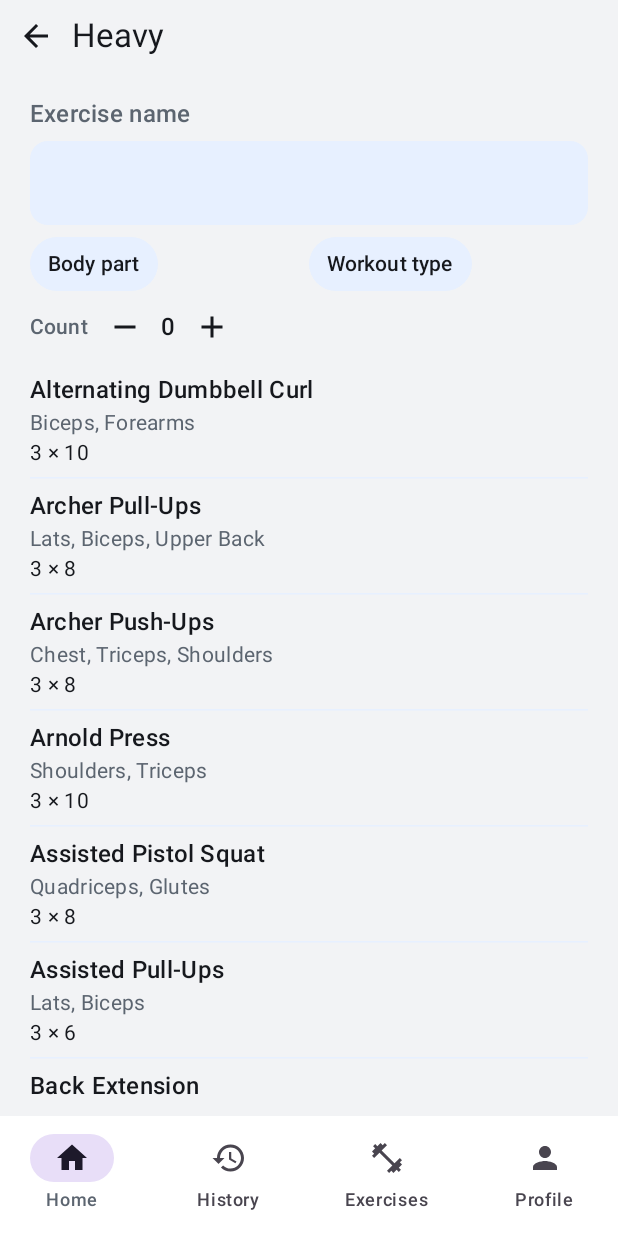
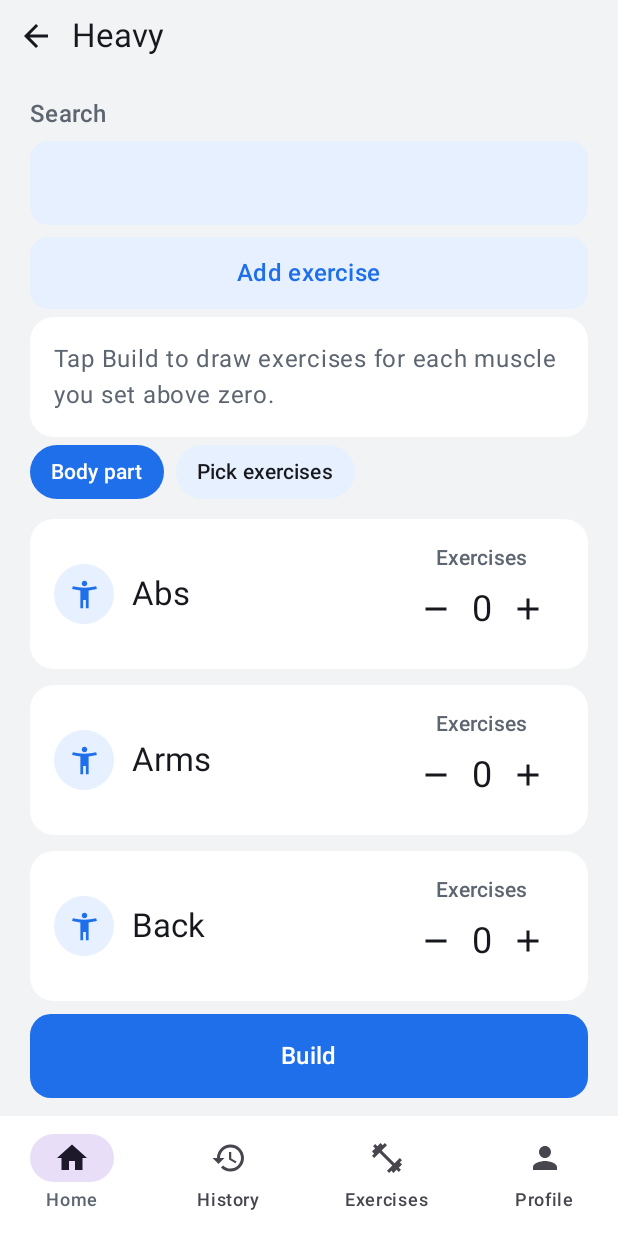
Before and after one commit to Vatsyahub/Workout, an Android app built with Jetpack Compose: the screen it shows after launch (MainActivity), after a tap on "Heavy", on a phone screen of 412 x 824 dp. Run offline under Robolectric (Android 15) with nearby library versions, the phone set to English and light mode, and no system bars; our stand-ins replace Room's generated code; 3 statements that could not run were skipped.

Commit message:
Restore body-part counts, Workout type, and Pick exercises.
Version 1.21 (versionCode 22). Search stays as an extra field on Build and Exercises, and Add exercise is a visible button on the list and Plan edit.

Co-authored-by: Vatsyahub <Vatsyahub@users.noreply.github.com>

```diff
--- a/app/build.gradle.kts
+++ b/app/build.gradle.kts
@@ -14,8 +14,8 @@ android {
         applicationId = "com.vatsyahub.workout"
         minSdk = 26
         targetSdk = 35
-        versionCode = 21
-        versionName = "1.20"
+        versionCode = 22
+        versionName = "1.21"
         testInstrumentationRunner = "androidx.test.runner.AndroidJUnitRunner"
     }
 
--- a/app/src/main/java/com/vatsyahub/workout/ui/HomeScreens.kt
+++ b/app/src/main/java/com/vatsyahub/workout/ui/HomeScreens.kt
@@ -17,7 +17,6 @@ import androidx.compose.foundation.layout.fillMaxWidth
 import androidx.compose.foundation.layout.padding
 import androidx.compose.foundation.layout.size
 import androidx.compose.foundation.rememberScrollState
-import androidx.compose.foundation.verticalScroll
 import androidx.compose.foundation.lazy.LazyColumn
 import androidx.compose.foundation.lazy.items
 import androidx.compose.foundation.shape.CircleShape
@@ -41,6 +40,7 @@ import androidx.compose.material3.IconButton
 import androidx.compose.material3.MaterialTheme
 import androidx.compose.material3.Text
 import androidx.compose.runtime.Composable
+import androidx.compose.runtime.LaunchedEffect
 import androidx.compose.runtime.collectAsState
 import androidx.compose.runtime.getValue
 import androidx.compose.runtime.key
@@ -64,9 +64,11 @@ import androidx.compose.ui.unit.Dp
 import androidx.compose.ui.unit.dp
 import com.vatsyahub.workout.data.Exercise
 import com.vatsyahub.workout.data.localDay
+import com.vatsyahub.workout.data.pool
 import com.vatsyahub.workout.data.strengthLibrary
 import com.vatsyahub.workout.data.summary
 import com.vatsyahub.workout.data.typesOf
+import com.vatsyahub.workout.domain.PickCandidate
 import com.vatsyahub.workout.domain.PlanBody
 import com.vatsyahub.workout.domain.SearchExercise
 import com.vatsyahub.workout.domain.SearchFilters
@@ -74,6 +76,7 @@ import com.vatsyahub.workout.domain.SetLoad
 import com.vatsyahub.workout.domain.classifyPickedKind
 import com.vatsyahub.workout.domain.decodePlan
 import com.vatsyahub.workout.domain.filterExercises
+import com.vatsyahub.workout.domain.matchExercises
 import com.vatsyahub.workout.domain.planDetail
 import com.vatsyahub.workout.domain.planTitle
 import com.vatsyahub.workout.domain.formatSets
@@ -281,10 +284,9 @@ fun LogTypeScreen(model: AppModel) {
 fun BuildScreen(model: AppModel) {
     val snap by model.snap.collectAsState()
     val build = model.build
-    var query by remember { mutableStateOf("") }
     val library = snap.strengthLibrary()
     if (library.isEmpty()) {
-        ActionPage("Add exercise", { model.tab(Screen.Exercises) }) {
+        ActionPage("Add exercise", { model.open(Screen.AddExercise) }) {
             Panel {
                 Text("Add exercises before a workout can be drawn.")
                 Text(
@@ -296,70 +298,92 @@ fun BuildScreen(model: AppModel) {
         }
         return
     }
-    val partNames = library.flatMap { musclesOf(it.bodyPart) }
-        .map { it.trim() }
-        .filter { it.isNotEmpty() }
-        .distinctBy { it.lowercase() }
-        .sortedBy { it.lowercase() }
-    val typeNames = library.flatMap { exercise -> snap.typesOf(exercise.id).map { it.name } }
-        .map { it.trim() }
-        .filter { it.isNotEmpty() }
-        .distinctBy { it.lowercase() }
-        .sortedBy { it.lowercase() }
-    val results = filterExercises(
-        library.map { exercise ->
-            SearchExercise(
-                exercise.id,
-                exercise.name,
-                exercise.bodyPart,
-                snap.typesOf(exercise.id).map { it.name },
-            )
-        },
-        SearchFilters(query, build.bodyPart, build.workoutType),
-    )
+    LaunchedEffect(build.mode) {
+        if (build.mode != "PART" && build.mode != "TYPE" && build.mode != "PICK") {
+            model.setBuildMode("PART")
+        }
+    }
+    val picking = build.mode == "PICK"
+    val byType = build.mode == "TYPE"
+    val pool = snap.pool(build.kind)
+    var query by remember { mutableStateOf("") }
+    val matches = matchExercises(library.map { PickCandidate(it.id, it.name, it.usage) }, query)
     val pickedKind = classifyPickedKind(
         build.picks.map { line -> snap.exercises.find { it.id == line.exerciseId }?.usage.orEmpty() },
         build.kind,
     )
-    val canStart = build.picks.isNotEmpty()
-    val canDraw = build.drawCount > 0
-    Column(
-        Modifier
-            .fillMaxSize()
-            .background(MaterialTheme.colorScheme.background),
+    ActionPage(
+        if (picking) "Save and start workout" else "Build",
+        {
+            if (picking) {
+                if (build.picks.isEmpty()) return@ActionPage
+                model.openPicked()
+            } else {
+                val total = build.parts.sumOf { it.count }
+                if (total < 1) return@ActionPage
+                model.drawBuild()
+            }
+        },
+        showAction = !picking || build.picks.isNotEmpty(),
     ) {
-        Column(
-            Modifier
-                .weight(1f)
-                .verticalScroll(rememberScrollState())
-                .padding(horizontal = 20.dp)
-                .padding(bottom = 12.dp),
+        Field("Search", query) { query = it }
+        SoftButton("Add exercise") { model.open(Screen.AddExercise) }
+        if (query.isNotBlank() && matches.isEmpty()) {
+            Text(
+                "No exercises match.",
+                color = MaterialTheme.colorScheme.secondary,
+                modifier = Modifier.padding(top = 8.dp),
+            )
+        }
+        matches.forEach { candidate ->
+            val exercise = library.find { it.id == candidate.id } ?: return@forEach
+            CompactRow(
+                exercise.name,
+                exercise.bodyPart.ifBlank { "None" },
+                previewSetLine(snap, exercise, previewKind(exercise.usage, build.kind)),
             ) {
-            Field("Exercise name", query) { query = it }
-            Row(
-                Modifier.fillMaxWidth().padding(top = 8.dp),
-                verticalAlignment = Alignment.CenterVertically,
-            ) {
-                FilterMenu("Body part", build.bodyPart, partNames, Modifier.weight(1f)) { model.setBuildBodyPart(it) }
-                FilterMenu("Workout type", build.workoutType, typeNames, Modifier.weight(1f)) { model.setBuildType(it) }
-            }
-            Row(verticalAlignment = Alignment.CenterVertically) {
-                Text("Count", color = MaterialTheme.colorScheme.secondary, style = MaterialTheme.typography.labelLarge)
-                IconButton(onClick = { model.setDrawCount(build.drawCount - 1) }) {
-                    Icon(Icons.Filled.Remove, contentDescription = "Fewer exercises")
-                }
-                Text(build.drawCount.toString(), style = MaterialTheme.typography.titleMedium)
-                IconButton(onClick = { model.setDrawCount(build.drawCount + 1) }) {
-                    Icon(Icons.Filled.Add, contentDescription = "More exercises")
+                model.addPicked(candidate.id)
+                query = ""
             }
         }
-            if (build.picks.isNotEmpty()) {
+        if (!picking && pool.isNotEmpty()) {
+            Panel {
+                if (byType) {
+                    Text("Workout type", style = MaterialTheme.typography.titleLarge)
+                }
                 Text(
-                    "This workout",
-                    style = MaterialTheme.typography.titleSmall,
+                    if (byType) {
+                        "Tap Build to draw exercises of each workout type you set above zero."
+                    } else {
+                        "Tap Build to draw exercises for each muscle you set above zero."
+                    },
                     color = MaterialTheme.colorScheme.secondary,
-                    modifier = Modifier.padding(top = 8.dp, bottom = 4.dp),
+                    modifier = Modifier.padding(top = if (byType) 4.dp else 0.dp),
                 )
+            }
+        }
+        if (byType) {
+            Row(Modifier.fillMaxWidth().horizontalScroll(rememberScrollState())) {
+                ChoiceChip("Workout type", true) { model.setBuildMode("TYPE") }
+                ChoiceChip("Pick exercises", false) { model.setBuildMode("PICK") }
+            }
+        } else {
+            Row(Modifier.fillMaxWidth().horizontalScroll(rememberScrollState())) {
+                ChoiceChip("Body part", build.mode == "PART") { model.setBuildMode("PART") }
+                ChoiceChip("Pick exercises", picking) { model.setBuildMode("PICK") }
+            }
+        }
+        if (picking) {
+            Text(
+                "A workout can mix heavy and bodyweight exercises.",
+                color = MaterialTheme.colorScheme.secondary,
+                modifier = Modifier.padding(top = 8.dp),
+            )
+            if (build.picks.isEmpty()) {
+                Panel {
+                    Text("Add at least one exercise", style = MaterialTheme.typography.titleMedium)
+                }
+            }
             ReorderColumn(
                 items = build.picks,
                 keyOf = { it.key },
@@ -376,41 +400,107 @@ fun BuildScreen(model: AppModel) {
                     handle = handle,
                 )
             }
-            }
-            if (results.isEmpty()) {
+        } else if (pool.isEmpty()) {
+            Panel {
+                Text("Add exercises before a workout can be drawn.")
                 Text(
-                    "No exercises match.",
+                    "Heavy only uses heavy exercises. Bodyweight uses bodyweight exercises.",
                     color = MaterialTheme.colorScheme.secondary,
-                    modifier = Modifier.padding(top = 8.dp),
+                    modifier = Modifier.padding(top = 6.dp),
                 )
             }
-            results.forEach { candidate ->
-                val exercise = library.find { it.id == candidate.id } ?: return@forEach
-                CompactRow(
-                    exercise.name,
-                    exercise.bodyPart.ifBlank { "None" },
-                    previewSetLine(snap, exercise, previewKind(exercise.usage, build.kind)),
-                ) {
-                    model.addPicked(candidate.id)
+        } else {
+            val chosen = build.parts.filter { it.count > 0 }
+            val total = chosen.sumOf { it.count }
+            if (build.parts.isEmpty()) {
+                Panel {
+                    Text(
+                        if (byType) {
+                            "No workout types yet. Add a type on an exercise, then come back."
+                        } else {
+                            "These exercises have no muscles yet."
+                        },
+                    )
+                }
+            }
+            build.parts.forEachIndexed { index, part ->
+                Panel {
+                    Row(verticalAlignment = Alignment.CenterVertically) {
+                        IconBadge(if (byType) Icons.Filled.Timer else Icons.Filled.AccessibilityNew)
+                        Column(Modifier.weight(1f).padding(start = 12.dp)) {
+                            if (byType) {
+                                Text(
+                                    "Workout type",
+                                    color = MaterialTheme.colorScheme.secondary,
+                                    style = MaterialTheme.typography.labelLarge,
+                                )
+                            }
+                            Text(part.bodyPart, style = MaterialTheme.typography.titleLarge)
+                        }
+                        Column(horizontalAlignment = Alignment.CenterHorizontally) {
+                            Text(
+                                "Exercises",
+                                color = MaterialTheme.colorScheme.secondary,
+                                style = MaterialTheme.typography.labelLarge,
+                            )
+                            Row(verticalAlignment = Alignment.CenterVertically) {
+                                IconButton(onClick = { model.setPartCount(index, part.count - 1) }) {
+                                    Icon(Icons.Filled.Remove, contentDescription = "Fewer exercises")
+                                }
+                                Text(part.count.toString(), style = MaterialTheme.typography.headlineSmall)
+                                IconButton(onClick = { model.setPartCount(index, part.count + 1) }) {
+                                    Icon(Icons.Filled.Add, contentDescription = "More exercises")
                                 }
                             }
                         }
-        Column(Modifier.padding(horizontal = 20.dp).padding(bottom = 4.dp)) {
-            if (canStart) {
-                PrimaryButton("Save and start workout") { model.openPicked() }
-            }
-            if (canDraw) {
-                if (canStart) {
-                    QuietButton("Build") { model.drawFiltered() }
-                } else {
-                    PrimaryButton("Build") { model.drawFiltered() }
                     }
                 }
-            if (canStart || canDraw) {
+            }
+            Panel {
+                if (total < 1) {
+                    Text("Set at least one count", style = MaterialTheme.typography.titleMedium)
+                } else {
+                    val noun = if (total == 1) "exercise" else "exercises"
+                    Text("You are building $total $noun", style = MaterialTheme.typography.titleMedium)
+                    Text(
+                        chosen.joinToString(", ") { it.bodyPart },
+                        color = MaterialTheme.colorScheme.secondary,
+                        modifier = Modifier.padding(top = 4.dp),
+                    )
+                }
+            }
+        }
+        Row(Modifier.fillMaxWidth().horizontalScroll(rememberScrollState())) {
+            if (byType) {
+                ChoiceChip("Body part", false) { model.setBuildMode("PART") }
+            } else {
+                ChoiceChip("Workout type", false) { model.setBuildMode("TYPE") }
+            }
+        }
+        if (!picking && build.picks.isNotEmpty()) {
+            ReorderColumn(
+                items = build.picks,
+                keyOf = { it.key },
+                onMove = { from, to -> model.movePicked(from, to) },
+            ) { index, line, _, _, handle ->
+                val exercise = snap.exercises.find { it.id == line.exerciseId }
+                PickedExerciseCard(
+                    line = line,
+                    exercise = exercise,
+                    showWeight = showsWeight(pickedKind, exercise?.usage),
+                    onName = { model.openPicker(Picker.PickSwap(index)) },
+                    onRemove = { model.removePicked(index) },
+                    onSave = { model.replacePickedSets(index, it) },
+                    handle = handle,
+                )
+            }
+            QuietButton("Save and start workout") { model.openPicked() }
+        }
+        val canSavePlan = build.picks.isNotEmpty() || build.parts.any { it.count > 0 }
+        if (canSavePlan) {
             QuietButton("Save as Plan") { model.saveBuildAsPlan() }
-                if (model.planNote == "PICK" || model.planNote == "PART" || model.planNote == "TYPE" || model.planNote == "FILTER") {
+            if (model.planNote == "PICK" || model.planNote == "PART" || model.planNote == "TYPE") {
                 Text("Saved as a Plan", color = MaterialTheme.colorScheme.secondary)
-                }
             }
         }
     }
@@ -449,14 +539,12 @@ private fun PickedExerciseCard(
                     style = MaterialTheme.typography.bodyMedium,
                     maxLines = 1,
                 )
-                if (summary.isNotBlank()) {
                 Text(
-                        summary,
+                    if (summary.isBlank()) "Sets and reps" else summary,
                     style = MaterialTheme.typography.bodyMedium,
                     maxLines = 1,
                     modifier = Modifier.clickable { editing = !editing },
                 )
-                }
             }
             handle()
             IconButton(onClick = onRemove) {
@@ -476,9 +564,9 @@ private fun PickedExerciseCard(
 fun ExercisesScreen(model: AppModel) {
     val snap by model.snap.collectAsState()
     var query by remember { mutableStateOf("") }
-    var bodyPart by remember { mutableStateOf("") }
-    var workoutType by remember { mutableStateOf("") }
-    val partNames = snap.exercises.flatMap { musclesOf(it.bodyPart) }
+    var filter by remember { mutableStateOf("All") }
+    var byType by remember { mutableStateOf(false) }
+    val parts = snap.exercises.flatMap { musclesOf(it.bodyPart) }
         .map { it.trim() }
         .filter { it.isNotEmpty() }
         .distinctBy { it.lowercase() }
@@ -488,6 +576,7 @@ fun ExercisesScreen(model: AppModel) {
         .filter { it.isNotEmpty() }
         .distinctBy { it.lowercase() }
         .sortedBy { it.lowercase() }
+    val chips = if (byType) typeNames else parts
     val filtered = filterExercises(
         snap.exercises.map { exercise ->
             SearchExercise(
@@ -497,7 +586,11 @@ fun ExercisesScreen(model: AppModel) {
                 snap.typesOf(exercise.id).map { it.name },
             )
         },
-        SearchFilters(query, bodyPart, workoutType),
+        SearchFilters(
+            name = query,
+            bodyPart = if (!byType && filter != "All") filter else "",
+            workoutType = if (byType && filter != "All") filter else "",
+        ),
     )
     ListPage {
         LazyColumn(Modifier.fillMaxSize()) {
@@ -511,10 +604,21 @@ fun ExercisesScreen(model: AppModel) {
                     "${snap.exercises.size} saved",
                     color = MaterialTheme.colorScheme.secondary,
                 )
-                Field("Exercise name", query) { query = it }
-                Row(Modifier.fillMaxWidth().padding(top = 8.dp, bottom = 8.dp)) {
-                    FilterMenu("Body part", bodyPart, partNames, Modifier.weight(1f)) { bodyPart = it }
-                    FilterMenu("Workout type", workoutType, typeNames, Modifier.weight(1f)) { workoutType = it }
+                PrimaryButton("Add exercise") { model.open(Screen.AddExercise) }
+                Field("Search", query) { query = it }
+                Column(Modifier.fillMaxWidth().padding(top = 14.dp, bottom = 8.dp)) {
+                    Row(Modifier.fillMaxWidth().horizontalScroll(rememberScrollState())) {
+                        ChoiceChip("All", filter == "All") { filter = "All" }
+                        chips.forEach { name ->
+                            ChoiceChip(name, filter.equals(name, true)) { filter = name }
+                        }
+                    }
+                    Row(Modifier.fillMaxWidth().horizontalScroll(rememberScrollState())) {
+                        ChoiceChip(if (byType) "Body part" else "Workout type", false) {
+                            byType = !byType
+                            filter = "All"
+                        }
+                    }
                 }
             }
             if (filtered.isEmpty()) {
--- a/app/src/main/java/com/vatsyahub/workout/ui/LogScreens.kt
+++ b/app/src/main/java/com/vatsyahub/workout/ui/LogScreens.kt
@@ -300,6 +300,7 @@ private fun StrengthLog(model: AppModel, workout: Workout) {
                 model.changeDuration(workout.id, text.trim().ifEmpty { null }?.let { parseDuration(it, true) })
             }
         }
+        SoftButton("Add exercise") { model.openPicker(Picker.AddStrength(workout.id)) }
         if (blocks.isEmpty()) {
             Panel { Text("No exercises in this session.") }
         }
@@ -329,7 +330,7 @@ private fun StrengthLog(model: AppModel, workout: Workout) {
                 }
             }
         }
-        QuietButton("Add exercise") { model.openPicker(Picker.AddStrength(workout.id)) }
+        SoftButton("Add exercise") { model.openPicker(Picker.AddStrength(workout.id)) }
         QuietButton("Delete", MaterialTheme.colorScheme.error) { model.deleteWorkout(workout.id) }
         QuietButton("Repeat") { model.repeat(workout.id) }
     }
@@ -420,7 +421,7 @@ private fun HiitLog(model: AppModel, workout: Workout) {
                         QuietButton("Remove") { removing = true }
                     }
                 }
-                QuietButton("Add exercise") { model.openPicker(Picker.AddHiit(setIndex, workout.id)) }
+                SoftButton("Add exercise") { model.openPicker(Picker.AddHiit(setIndex, workout.id)) }
                 val splits = snap.splits.filter { it.workoutId == workout.id && it.setIndex == setIndex && it.phase != "REST" }
                     .sortedBy { it.position }
                 if (splits.isNotEmpty()) {
--- a/app/src/main/java/com/vatsyahub/workout/ui/SessionScreens.kt
+++ b/app/src/main/java/com/vatsyahub/workout/ui/SessionScreens.kt
@@ -142,6 +142,7 @@ fun StrengthScreen(model: AppModel) {
                 StatTile("Reps", totalReps.toString(), Modifier.weight(1f))
             }
         }
+        SoftButton("Add exercise") { model.openPicker(Picker.AddStrength(null)) }
         if (draft.lines.isEmpty()) {
             Panel {
                 Text("Add the exercises in this session.")
@@ -196,7 +197,7 @@ fun StrengthScreen(model: AppModel) {
                 }
             }
         }
-        QuietButton("Add exercise") { model.openPicker(Picker.AddStrength(null)) }
+        SoftButton("Add exercise") { model.openPicker(Picker.AddStrength(null)) }
         if (!editing && !handPicked) QuietButton("Reroll all") { model.rerollDraftAll() }
         if (!draft.logging && draft.editingPlanId == null && draft.lines.isNotEmpty()) {
             QuietButton("Save as Plan") { model.saveStrengthAsPlan() }
@@ -488,6 +489,7 @@ fun HiitScreen(model: AppModel) {
                         exercise?.bodyPart?.takeIf { it.isNotBlank() } ?: "None",
                     ) { model.openPicker(Picker.HiitSwap(setIndex, line)) }
                 }
+                SoftButton("Add exercise") { model.openPicker(Picker.AddHiit(setIndex, null)) }
                 if (draft.manual) {
                     val slots = expand(set.exerciseIds.size, set.passes)
                     slots.forEachIndexed { bout, slot ->
@@ -627,6 +629,7 @@ fun PickerScreen(model: AppModel) {
                 }
             }
             is Picker.AddStrength -> {
+                SoftButton("Add exercise") { model.open(Screen.AddExercise) }
                 val draft = model.strength
                 val kind = if (request.workoutId == null) {
                     draft?.kind ?: "HEAVY"
@@ -661,6 +664,7 @@ fun PickerScreen(model: AppModel) {
                     }
             }
             is Picker.AddHiit -> {
+                SoftButton("Add exercise") { model.open(Screen.AddExercise) }
                 snap.pool("HIIT").forEach { exercise ->
                     CompactRow(
                         exercise.name,
```
Also changed, not shown: app/src/main/java/com/vatsyahub/workout/ui/AppModel.kt (+6 -16 lines). Lines whose indentation alone changed are shown as unchanged.
